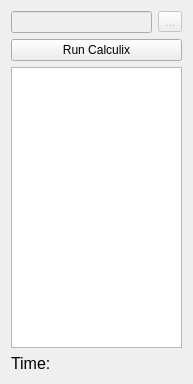
Qt form src/Mod/Fem/MechanicalAnalysis.ui (berndhahnebach/All_FreeCAD) before a commit.
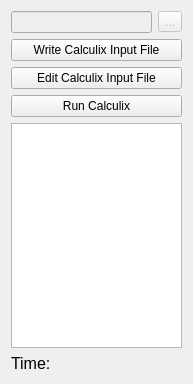
The same form after that commit.

Commit message: Fem make CalculiX Inputfile editable befor run CalculiX

What changed in the file:
```diff
--- a/src/Mod/Fem/MechanicalAnalysis.ui
+++ b/src/Mod/Fem/MechanicalAnalysis.ui
@@ -38,6 +38,20 @@
      </item>
     </layout>
    </item>
+   <item>
+    <widget class="QPushButton" name="pushButton_write">
+     <property name="text">
+      <string>Write Calculix Input File</string>
+     </property>
+    </widget>
+   </item>
+   <item>
+    <widget class="QPushButton" name="pushButton_edit">
+     <property name="text">
+      <string>Edit Calculix Input File</string>
+     </property>
+    </widget>
+   </item>
    <item>
     <widget class="QPushButton" name="pushButton_generate">
      <property name="text">
```
The commit also changes 1 other file.
